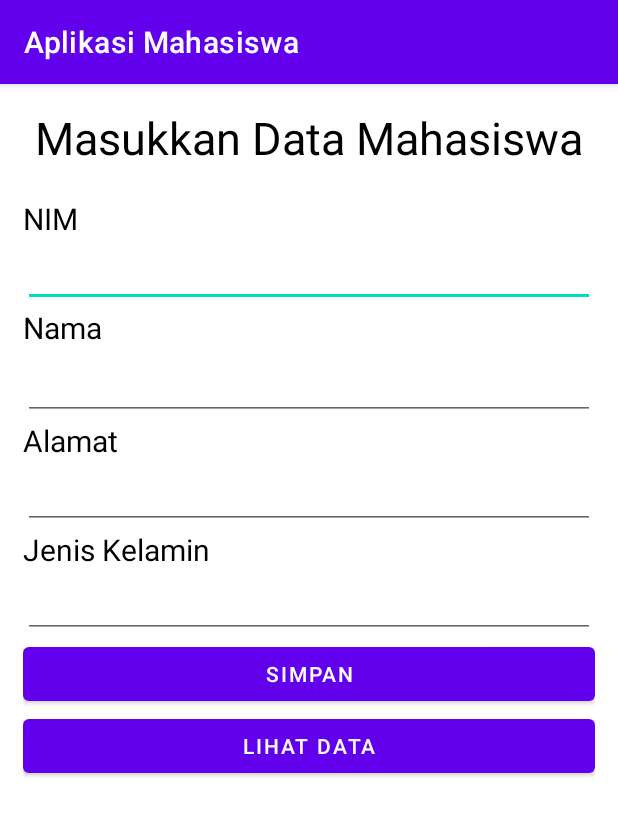
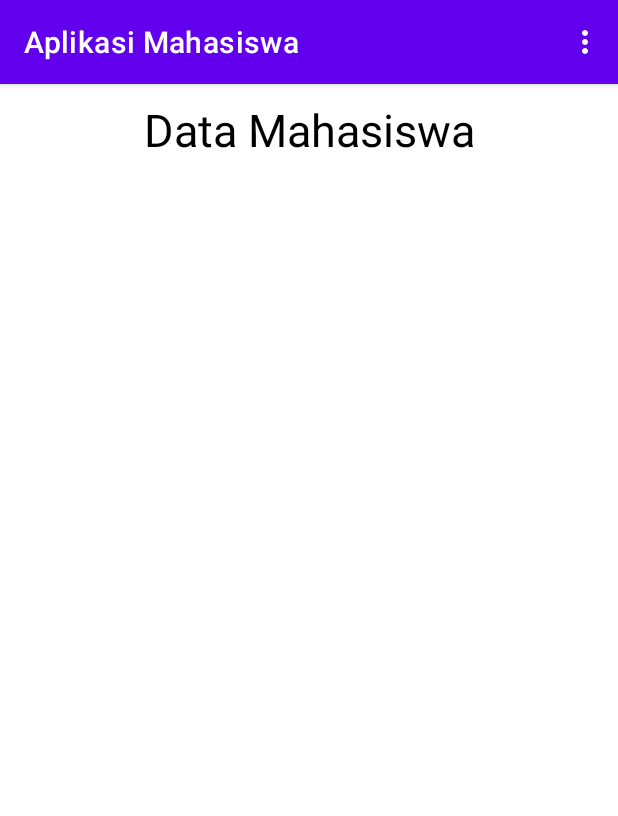
Before and after one commit to Hero57Luna/sertifikasibnsp, an Android app: the screen it shows after launch (MainActivity), on a phone screen of 412 x 824 dp. Shown: the top 816 px of the screen. Run offline under Robolectric (Android 15) with nearby library versions, the phone set to English and light mode, and no system bars; our stand-ins replace Firebase (no records; nobody signed in at launch, a user with empty details on screens opened directly).

```diff
--- a/app/build.gradle
+++ b/app/build.gradle
@@ -33,6 +33,7 @@ dependencies {
     implementation 'androidx.appcompat:appcompat:1.2.0'
     implementation 'com.google.android.material:material:1.3.0'
     implementation 'androidx.constraintlayout:constraintlayout:2.0.4'
+    implementation 'com.google.firebase:firebase-storage:20.0.0'
     testImplementation 'junit:junit:4.+'
     androidTestImplementation 'androidx.test.ext:junit:1.1.2'
     androidTestImplementation 'androidx.test.espresso:espresso-core:3.3.0'
--- a/app/src/main/AndroidManifest.xml
+++ b/app/src/main/AndroidManifest.xml
@@ -10,7 +10,7 @@
         android:supportsRtl="true"
         android:theme="@style/Theme.AplikasiMahasiswa">
         <activity
-            android:name=".RecyclerViewActivity"
+            android:name=".TambahMahasiswa"
             android:exported="true" />
         <activity
             android:name=".MainActivity"
--- a/app/src/main/java/com/example/aplikasimahasiswa/DBHelper.java
+++ b/app/src/main/java/com/example/aplikasimahasiswa/DBHelper.java
@@ -1,17 +1,36 @@
 package com.example.aplikasimahasiswa;
 
+import android.net.Uri;
+import android.util.Log;
+import android.widget.Toast;
+
+import androidx.annotation.NonNull;
+import androidx.appcompat.app.AppCompatActivity;
+
+import com.google.android.gms.tasks.OnFailureListener;
+import com.google.android.gms.tasks.OnSuccessListener;
 import com.google.android.gms.tasks.Task;
 import com.google.firebase.database.DatabaseReference;
 import com.google.firebase.database.FirebaseDatabase;
 import com.google.firebase.database.Query;
+import com.google.firebase.storage.FirebaseStorage;
+import com.google.firebase.storage.StorageReference;
+import com.google.firebase.storage.UploadTask;
 
-public class DBHelper {
+import java.util.UUID;
+
+public class DBHelper extends AppCompatActivity {
 
     private DatabaseReference databaseReference;
+    private StorageReference storageReference;
+    private Uri downloadUrl;
+
 
     public DBHelper() {
         FirebaseDatabase db = FirebaseDatabase.getInstance();
         databaseReference = db.getReference(Mahasiswa.class.getSimpleName());
+        FirebaseStorage storage = FirebaseStorage.getInstance();
+        storageReference = storage.getReference();
     }
 
     public Task<Void> InsertData(Mahasiswa mhs) {
@@ -21,4 +40,24 @@ public class DBHelper {
     public Query get() {
         return databaseReference.orderByKey();
     }
+
+    public void uploadImage(Uri filePath) {
+        if(filePath != null)
+        {
+            StorageReference ref = storageReference.child("images/"+ UUID.randomUUID().toString());
+            UploadTask uploadTask = ref.putFile(filePath);
+            uploadTask.addOnFailureListener(new OnFailureListener() {
+                @Override
+                public void onFailure(@NonNull Exception e) {
+                    Toast.makeText(getBaseContext(), "Error", Toast.LENGTH_SHORT).show();
+                }
+            }).addOnSuccessListener(new OnSuccessListener<UploadTask.TaskSnapshot>() {
+                @Override
+                public void onSuccess(UploadTask.TaskSnapshot taskSnapshot) {
+                    //downloadUrl = taskSnapshot.getStorage().getDownloadUrl();
+                    System.out.println(downloadUrl);
+                }
+            });
+        }
+    }
 }
--- a/app/src/main/java/com/example/aplikasimahasiswa/Mahasiswa.java
+++ b/app/src/main/java/com/example/aplikasimahasiswa/Mahasiswa.java
@@ -46,4 +46,5 @@ public class Mahasiswa {
     public void setKelamin(String kelamin) {
         this.kelamin = kelamin;
     }
+
 }
--- a/app/src/main/java/com/example/aplikasimahasiswa/MainActivity.java
+++ b/app/src/main/java/com/example/aplikasimahasiswa/MainActivity.java
@@ -3,48 +3,79 @@ package com.example.aplikasimahasiswa;
 import androidx.appcompat.app.AppCompatActivity;
 
 import android.content.Intent;
+import android.net.Uri;
 import android.os.Bundle;
-import android.view.View;
-import android.widget.Button;
-import android.widget.EditText;
-import android.widget.Toast;
+import androidx.annotation.NonNull;
+import androidx.recyclerview.widget.LinearLayoutManager;
+import androidx.swiperefreshlayout.widget.SwipeRefreshLayout;
+import androidx.recyclerview.widget.RecyclerView;
 
-import com.google.android.gms.tasks.OnSuccessListener;
+import android.view.Menu;
+import android.view.MenuItem;
+
+import com.google.firebase.database.DataSnapshot;
+import com.google.firebase.database.DatabaseError;
+import com.google.firebase.database.ValueEventListener;
+
+import java.util.ArrayList;
 
 public class MainActivity extends AppCompatActivity {
+
+    SwipeRefreshLayout swipeRefreshLayout;
+    RecyclerView recyclerView;
+    RecyclerViewAdapter recyclerViewAdapter;
+    DBHelper dbHelper;
+
 
     @Override
     protected void onCreate(Bundle savedInstanceState) {
         super.onCreate(savedInstanceState);
+        getSupportActionBar().setDisplayShowHomeEnabled(true);
         setContentView(R.layout.activity_main);
+        swipeRefreshLayout = findViewById(R.id.swipe);
+        recyclerView = findViewById(R.id.rv);
+        recyclerView.setHasFixedSize(true);
+        LinearLayoutManager linearLayoutManager = new LinearLayoutManager(this);
+        recyclerView.setLayoutManager(linearLayoutManager);
+        recyclerViewAdapter = new RecyclerViewAdapter(this);
+        recyclerView.setAdapter(recyclerViewAdapter);
+        dbHelper = new DBHelper();
+        loadData();
+    }
 
-        EditText edit_nim = findViewById(R.id.input_nim);
-        EditText edit_nama = findViewById(R.id.input_nama);
-        EditText edit_alamat = findViewById(R.id.input_alamat);
-        EditText edit_kelamin = findViewById(R.id.input_kelamin);
+    @Override
+    public boolean onCreateOptionsMenu(Menu menu) {
+        menu.add("Tambah Data");
+        return super.onCreateOptionsMenu(menu);
+    }
 
-        DBHelper dbHelper = new DBHelper();
+    @Override
+    public boolean onOptionsItemSelected(@NonNull MenuItem item) {
+        if (item.getTitle().equals("Tambah Data")) {
+            Intent intent = new Intent(MainActivity.this, TambahMahasiswa.class);
+            startActivity(intent);
+        }
+        return super.onOptionsItemSelected(item);
+    }
 
-        Button btn = findViewById(R.id.button_simpan);
-        Button btn_lihat = findViewById(R.id.button_lihat);
-        btn.setOnClickListener(new View.OnClickListener() {
+    private void loadData() {
+        dbHelper.get().addValueEventListener(new ValueEventListener() {
             @Override
-            public void onClick(View v) {
-                Mahasiswa mahasiswa = new Mahasiswa(edit_nim.getText().toString(), edit_nama.getText().toString(), edit_alamat.getText().toString(), edit_kelamin.getText().toString());
+            public void onDataChange(@NonNull DataSnapshot snapshot) {
+                ArrayList<Mahasiswa> mhs = new ArrayList<>();
 
-                dbHelper.InsertData(mahasiswa).addOnSuccessListener(suc -> {
-                    Toast.makeText(getBaseContext(), "Data berhasil dimasukkan!", Toast.LENGTH_SHORT).show();
-                }).addOnFailureListener(err -> {
-                    Toast.makeText(getBaseContext(), "Terjadi error: "+err.getMessage(), Toast.LENGTH_SHORT).show();
-                });
+                for (DataSnapshot data : snapshot.getChildren()) {
+                    Mahasiswa mahasiswa = data.getValue(Mahasiswa.class);
+                    mhs.add(mahasiswa);
+                }
+
+                recyclerViewAdapter.setItems(mhs);
+                recyclerViewAdapter.notifyDataSetChanged();
             }
-        });
 
-        btn_lihat.setOnClickListener(new View.OnClickListener() {
             @Override
-            public void onClick(View view) {
-                Intent intent = new Intent(MainActivity.this, RecyclerViewActivity.class);
-                startActivity(intent);
+            public void onCancelled(@NonNull DatabaseError error) {
+
             }
         });
     }
--- a/app/src/main/res/layout/activity_main.xml
+++ b/app/src/main/res/layout/activity_main.xml
@@ -4,92 +4,30 @@
     xmlns:tools="http://schemas.android.com/tools"
     android:layout_width="match_parent"
     android:layout_height="match_parent"
-    android:padding="15dp"
-    tools:context=".MainActivity"
+    tools:context=".TambahMahasiswa"
     android:orientation="vertical">
 
     <TextView
         android:layout_width="match_parent"
         android:layout_height="wrap_content"
-        android:text="Masukkan Data Mahasiswa"
-        android:layout_marginBottom="20dp"
+        android:text="Data Mahasiswa"
         android:textAlignment="center"
+        android:layout_margin="10dp"
+        android:textColor="@color/black"
         android:textSize="30dp"
-        android:textColor="@color/black"
         />
 
-    <TextView
+    <androidx.swiperefreshlayout.widget.SwipeRefreshLayout
         android:layout_width="match_parent"
         android:layout_height="wrap_content"
-        android:text="NIM"
-        android:textSize="20dp"
-        android:textColor="@color/black"
-        />
+        android:id="@+id/swipe">
 
-    <EditText
-        android:id="@+id/input_nim"
-        android:layout_width="match_parent"
-        android:layout_height="wrap_content"
-        android:textAlignment="textStart"
-        />
+        <androidx.recyclerview.widget.RecyclerView
+            android:layout_width="match_parent"
+            android:layout_height="match_parent"
+            android:id="@+id/rv"
+            />
 
-    <TextView
-        android:layout_width="match_parent"
-        android:layout_height="wrap_content"
-        android:text="Nama"
-        android:textSize="20dp"
-        android:textColor="@color/black"
-        />
-
-    <EditText
-        android:id="@+id/input_nama"
-        android:layout_width="match_parent"
-        android:layout_height="wrap_content"
-        android:minHeight="48dp"
-        android:textAlignment="textStart" />
-
-    <TextView
-        android:layout_width="match_parent"
-        android:layout_height="wrap_content"
-        android:text="Alamat"
-        android:textSize="20dp"
-        android:textColor="@color/black"
-        />
-
-    <EditText
-        android:id="@+id/input_alamat"
-        android:layout_width="match_parent"
-        android:layout_height="wrap_content"
-        android:textAlignment="textStart"
-        />
-
-    <TextView
-        android:layout_width="match_parent"
-        android:layout_height="wrap_content"
-        android:text="Jenis Kelamin"
-        android:textSize="20dp"
-        android:textColor="@color/black"
-        />
-
-    <EditText
-        android:id="@+id/input_kelamin"
-        android:layout_width="match_parent"
-        android:layout_height="wrap_content"
-        android:textAlignment="textStart"
-        />
-
-    <Button
-        android:id="@+id/button_simpan"
-        android:layout_width="match_parent"
-        android:layout_height="wrap_content"
-        android:text="Simpan"
-        />
-
-    <Button
-        android:id="@+id/button_lihat"
-        android:layout_width="match_parent"
-        android:layout_height="wrap_content"
-        android:text="lihat data"
-        />
+    </androidx.swiperefreshlayout.widget.SwipeRefreshLayout>
 
 </LinearLayout>
--- a/app/src/main/res/layout/item_layout.xml
+++ b/app/src/main/res/layout/item_layout.xml
@@ -26,24 +26,28 @@
                 android:layout_width="match_parent"
                 android:layout_height="wrap_content"
                 android:text="nim"
+                android:textColor="@color/black"
                 android:id="@+id/txt_nim"/>
 
             <TextView
                 android:layout_width="match_parent"
                 android:layout_height="wrap_content"
                 android:text="nama"
+                android:textColor="@color/black"
                 android:id="@+id/txt_nama"/>
 
             <TextView
                 android:layout_width="match_parent"
                 android:layout_height="wrap_content"
                 android:text="alamat"
+                android:textColor="@color/black"
                 android:id="@+id/txt_alamat"/>
 
             <TextView
                 android:layout_width="match_parent"
                 android:layout_height="wrap_content"
                 android:text="kelamin"
+                android:textColor="@color/black"
                 android:id="@+id/txt_kelamin"/>
 
         </LinearLayout>
```
Also changed, not shown: app/src/main/java/com/example/aplikasimahasiswa/TambahMahasiswa.java (added, +96 -0 lines).
